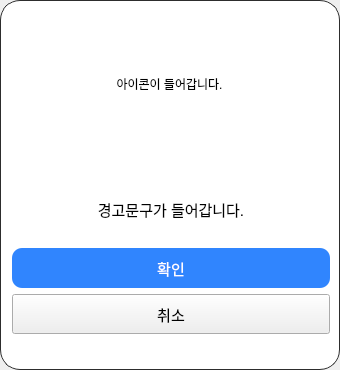
The window that Main/UI/warning_dialog.ui (Uyuniwhite/Face-recognition-Attendance-System-Project) describes before a commit, drawn with Qt 5.
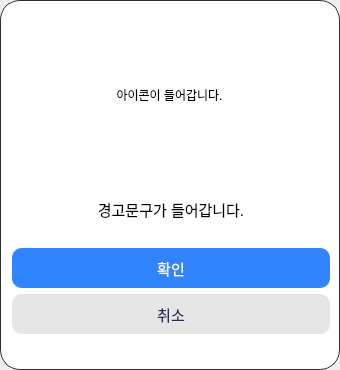
The same window after the commit.

Commit message: 0825 다이얼로그 수정, 멤버삭제버튼 연결

What changed in the file:
```diff
--- a/Main/UI/warning_dialog.ui
+++ b/Main/UI/warning_dialog.ui
@@ -24,7 +24,7 @@
 	color:white;
 	border-radius:10px;
 }
-QPushButton#cance_btn{
+QPushButton#cancel_btn{
 	background-color: #E6E6E6;
 	color: #252C58;
 	border-radius:10px;
@@ -70,6 +70,9 @@
       <item>
        <widget class="QWidget" name="top_widget" native="true">
         <layout class="QHBoxLayout" name="horizontalLayout">
+         <property name="topMargin">
+          <number>30</number>
+         </property>
          <item>
           <widget class="QLabel" name="icon_lab">
            <property name="minimumSize">
```
The commit also changes 5 other files.
